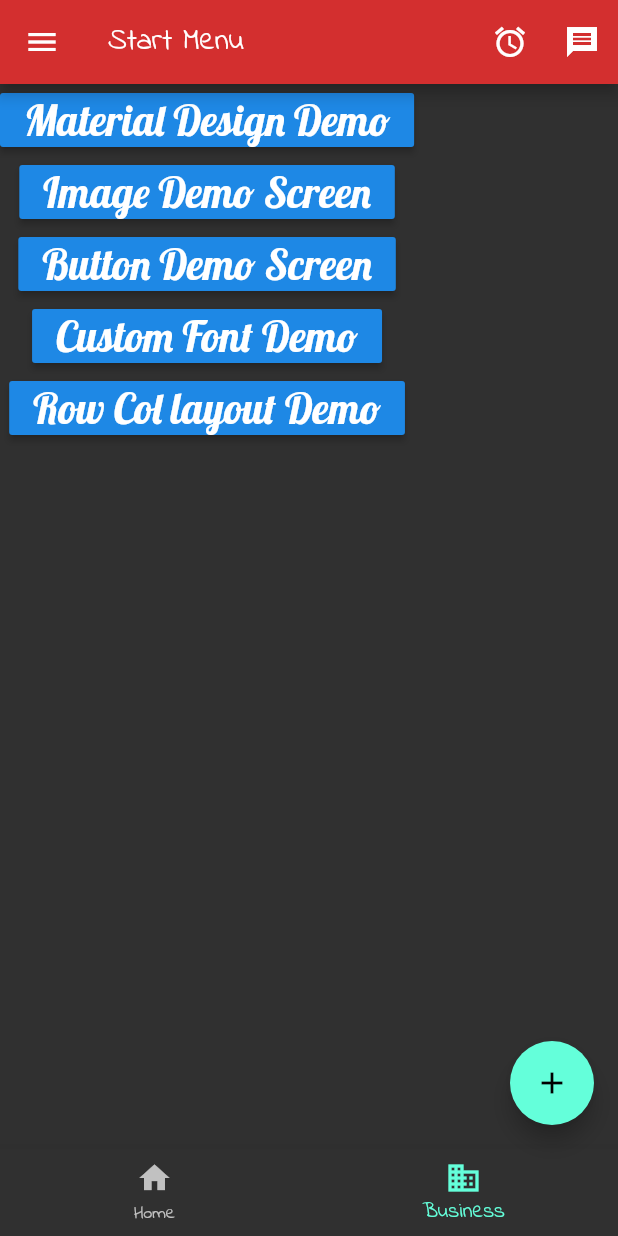
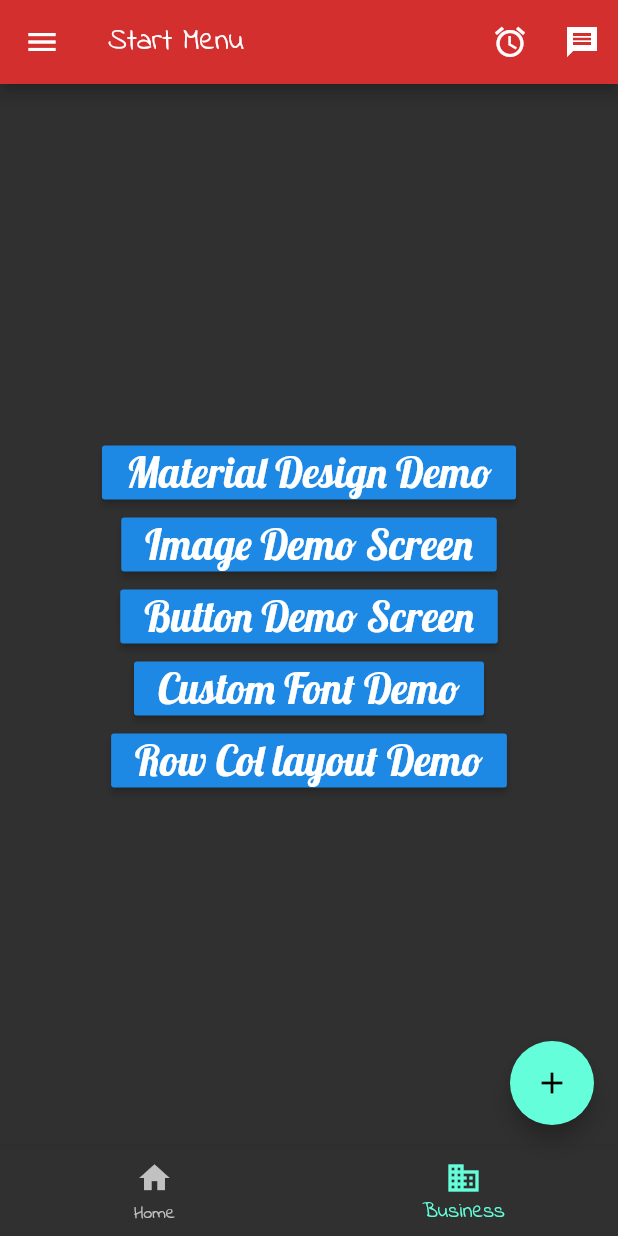
Before and after one commit to rohithaider/cmsc4303-lesson1, a Flutter app: the screen it shows after launch, on a phone screen of 412 x 824 dp. Run offline on Flutter 3.47's test engine with Material 2 defaults, Android fonts, the phone set to English and light mode, and no system bars.

Commit message:
main axis allignment in column

```diff
--- a/lib/screen/start_screen.dart
+++ b/lib/screen/start_screen.dart
@@ -47,11 +47,15 @@ class StartScreen extends StatelessWidget {
           ],
         ),
       ),
-      body: Column(
+      body: Container(
+        width: MediaQuery.of(context).size.width,
+        child: Column(
+          mainAxisAlignment: MainAxisAlignment.center,
+          crossAxisAlignment: CrossAxisAlignment.center,
           children: [
             RaisedButton(
-            onPressed: () => Navigator.pushNamed(
-                context, MaterialDesignScreen.routeName), // navigating to another screen
+              onPressed: () => Navigator.pushNamed(context,
+                  MaterialDesignScreen.routeName), // navigating to another screen
 
               child: Text(
                 'Material Design Demo',
@@ -64,7 +68,8 @@ class StartScreen extends StatelessWidget {
             ),
             RaisedButton(
               onPressed: () => Navigator.pushNamed(context, ButtonScreen.routeName),
-            child: Text('Button Demo Screen', style: Theme.of(context).textTheme.button),
+              child:
+                  Text('Button Demo Screen', style: Theme.of(context).textTheme.button),
             ),
             RaisedButton(
               onPressed: () => Navigator.pushNamed(context, FontScreen.routeName),
@@ -72,9 +77,11 @@ class StartScreen extends StatelessWidget {
             ),
             RaisedButton(
               onPressed: () => Navigator.pushNamed(context, RowColScreen.routeName),
-            child: Text('Row Col layout Demo', style: Theme.of(context).textTheme.button),
+              child:
+                  Text('Row Col layout Demo', style: Theme.of(context).textTheme.button),
             ),
           ],
+        ),
       ),
       floatingActionButton: FloatingActionButton(
         onPressed: () {
```
Lines whose indentation alone changed are shown as unchanged.
